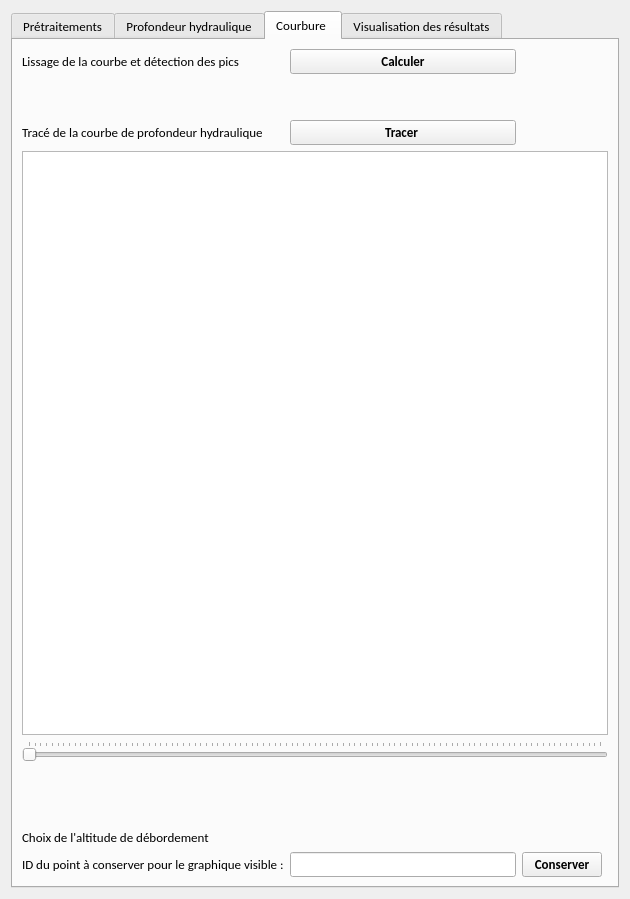
Qt form bankfull_module_jb/bankfull_module_JB_dialog_base.ui (Ville-Eurometropole-Strasbourg/delimitation-du-dpf) before a commit.
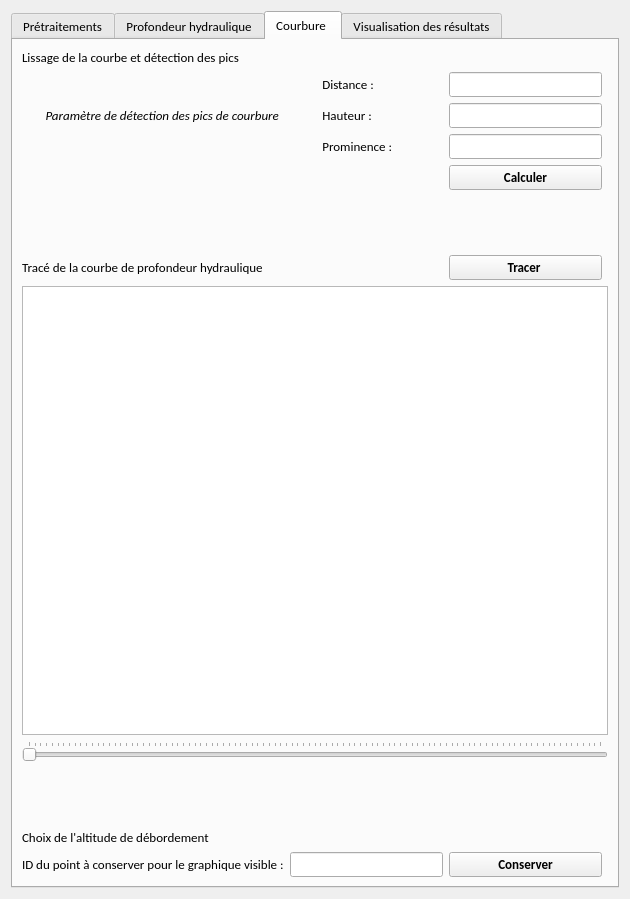
The same form after that commit. The open tabs and pages were chosen to show the change. Custom widgets are drawn as their Qt base class.

```diff
--- a/bankfull_module_jb/bankfull_module_JB_dialog_base.ui
+++ b/bankfull_module_jb/bankfull_module_JB_dialog_base.ui
@@ -987,46 +987,67 @@
        <string>Courbure </string>
       </attribute>
       <layout class="QGridLayout" name="gridLayout_2">
-       <item row="1" column="0" colspan="4">
-        <spacer name="horizontalSpacer_7">
-         <property name="orientation">
-          <enum>Qt::Horizontal</enum>
+       <item row="7" column="3">
+        <widget class="QPushButton" name="pushButton_pic_curve">
+         <property name="font">
+          <font>
+           <family>Calibri</family>
+           <pointsize>10</pointsize>
+           <weight>75</weight>
+           <bold>true</bold>
+           <strikeout>false</strikeout>
+          </font>
          </property>
-         <property name="sizeHint" stdset="0">
-          <size>
-           <width>40</width>
-           <height>20</height>
-          </size>
+         <property name="text">
+          <string>Calculer</string>
          </property>
-        </spacer>
+         <property name="autoDefault">
+          <bool>false</bool>
+         </property>
+        </widget>
        </item>
-       <item row="13" column="0" colspan="4">
-        <spacer name="horizontalSpacer_11">
-         <property name="orientation">
-          <enum>Qt::Horizontal</enum>
+       <item row="3" column="3">
+        <widget class="QLineEdit" name="lineEdit_curve_param1">
+         <property name="alignment">
+          <set>Qt::AlignCenter</set>
          </property>
-         <property name="sizeHint" stdset="0">
-          <size>
-           <width>40</width>
-           <height>20</height>
-          </size>
+        </widget>
+       </item>
+       <item row="3" column="2">
+        <widget class="QLabel" name="curve_param1">
+         <property name="text">
+          <string>           Distance :</string>
          </property>
-        </spacer>
+        </widget>
        </item>
-       <item row="14" column="0" colspan="4">
-        <spacer name="horizontalSpacer_9">
+       <item row="19" column="1" colspan="4">
+        <widget class="QSlider" name="horizontalSlider_pic_curve">
+         <property name="maximum">
+          <number>100</number>
+         </property>
          <property name="orientation">
           <enum>Qt::Horizontal</enum>
          </property>
-         <property name="sizeHint" stdset="0">
-          <size>
-           <width>40</width>
-           <height>20</height>
-          </size>
+         <property name="tickPosition">
+          <enum>QSlider::TicksAbove</enum>
          </property>
-        </spacer>
+        </widget>
        </item>
-       <item row="18" column="2">
+       <item row="20" column="1">
+        <widget class="QLabel" name="label_current_profile_3">
+         <property name="text">
+          <string/>
+         </property>
+        </widget>
+       </item>
+       <item row="26" column="1">
+        <widget class="QLabel" name="label_12">
+         <property name="text">
+          <string>ID du point à conserver pour le graphique visible :</string>
+         </property>
+        </widget>
+       </item>
+       <item row="26" column="3">
         <widget class="QPushButton" name="pushButton_conserver_pt">
          <property name="font">
           <font>
@@ -1045,10 +1066,7 @@
          </property>
         </widget>
        </item>
-       <item row="18" column="1">
-        <widget class="QLineEdit" name="lineEdit_id_pt_conserver"/>
-       </item>
-       <item row="2" column="0" colspan="4">
+       <item row="11" column="1" colspan="4">
         <spacer name="horizontalSpacer_8">
          <property name="orientation">
           <enum>Qt::Horizontal</enum>
@@ -1061,7 +1079,37 @@
          </property>
         </spacer>
        </item>
-       <item row="16" column="0">
+       <item row="0" column="1">
+        <widget class="QLabel" name="label_7">
+         <property name="font">
+          <font>
+           <family>Calibri</family>
+           <pointsize>10</pointsize>
+           <weight>50</weight>
+           <bold>false</bold>
+           <underline>false</underline>
+           <strikeout>false</strikeout>
+          </font>
+         </property>
+         <property name="text">
+          <string>Lissage de la courbe et détection des pics</string>
+         </property>
+        </widget>
+       </item>
+       <item row="21" column="1" colspan="4">
+        <spacer name="horizontalSpacer_11">
+         <property name="orientation">
+          <enum>Qt::Horizontal</enum>
+         </property>
+         <property name="sizeHint" stdset="0">
+          <size>
+           <width>40</width>
+           <height>20</height>
+          </size>
+         </property>
+        </spacer>
+       </item>
+       <item row="24" column="1">
         <widget class="QLabel" name="label">
          <property name="font">
           <font>
@@ -1078,14 +1126,61 @@
          </property>
         </widget>
        </item>
-       <item row="18" column="0">
-        <widget class="QLabel" name="label_12">
+       <item row="5" column="3">
+        <widget class="QLineEdit" name="lineEdit_curve_param3">
+         <property name="alignment">
+          <set>Qt::AlignCenter</set>
+         </property>
+        </widget>
+       </item>
+       <item row="17" column="1" colspan="4">
+        <widget class="QGraphicsView" name="graphicsView_pic_curve">
+         <property name="cursor" stdset="0">
+          <cursorShape>CrossCursor</cursorShape>
+         </property>
+        </widget>
+       </item>
+       <item row="4" column="2">
+        <widget class="QLabel" name="label_curve_param2">
          <property name="text">
-          <string>ID du point à conserver pour le graphique visible :</string>
+          <string>           Hauteur :</string>
          </property>
         </widget>
        </item>
-       <item row="3" column="1">
+       <item row="5" column="2">
+        <widget class="QLabel" name="label_curve_param3">
+         <property name="text">
+          <string>           Prominence :</string>
+         </property>
+        </widget>
+       </item>
+       <item row="22" column="1" colspan="4">
+        <spacer name="horizontalSpacer_9">
+         <property name="orientation">
+          <enum>Qt::Horizontal</enum>
+         </property>
+         <property name="sizeHint" stdset="0">
+          <size>
+           <width>40</width>
+           <height>20</height>
+          </size>
+         </property>
+        </spacer>
+       </item>
+       <item row="9" column="1" colspan="4">
+        <spacer name="horizontalSpacer_7">
+         <property name="orientation">
+          <enum>Qt::Horizontal</enum>
+         </property>
+         <property name="sizeHint" stdset="0">
+          <size>
+           <width>40</width>
+           <height>20</height>
+          </size>
+         </property>
+        </spacer>
+       </item>
+       <item row="12" column="3">
         <widget class="QPushButton" name="pushButton_tracer_pic_curve">
          <property name="font">
           <font>
@@ -1104,70 +1199,41 @@
          </property>
         </widget>
        </item>
-       <item row="0" column="0">
-        <widget class="QLabel" name="label_7">
-         <property name="font">
-          <font>
-           <family>Calibri</family>
-           <pointsize>10</pointsize>
-           <weight>50</weight>
-           <bold>false</bold>
-           <underline>false</underline>
-           <strikeout>false</strikeout>
-          </font>
-         </property>
-         <property name="text">
-          <string>Lissage de la courbe et détection des pics</string>
-         </property>
-        </widget>
-       </item>
-       <item row="12" column="0">
-        <widget class="QLabel" name="label_current_profile_3">
-         <property name="text">
-          <string/>
-         </property>
-        </widget>
-       </item>
-       <item row="3" column="0">
+       <item row="12" column="1">
         <widget class="QLabel" name="label_22">
          <property name="text">
           <string>Tracé de la courbe de profondeur hydraulique</string>
          </property>
         </widget>
        </item>
-       <item row="11" column="0" colspan="4">
-        <widget class="QSlider" name="horizontalSlider_pic_curve">
-         <property name="maximum">
-          <number>100</number>
-         </property>
-         <property name="orientation">
-          <enum>Qt::Horizontal</enum>
-         </property>
-         <property name="tickPosition">
-          <enum>QSlider::TicksAbove</enum>
+       <item row="26" column="2">
+        <widget class="QLineEdit" name="lineEdit_id_pt_conserver"/>
+       </item>
+       <item row="4" column="3">
+        <widget class="QLineEdit" name="lineEdit_curve_param2">
+         <property name="alignment">
+          <set>Qt::AlignCenter</set>
          </property>
         </widget>
        </item>
-       <item row="0" column="1">
-        <widget class="QPushButton" name="pushButton_pic_curve">
+       <item row="4" column="1">
+        <widget class="QLabel" name="label_23">
          <property name="font">
           <font>
            <family>Calibri</family>
            <pointsize>10</pointsize>
-           <weight>75</weight>
-           <bold>true</bold>
+           <weight>50</weight>
+           <italic>true</italic>
+           <bold>false</bold>
            <strikeout>false</strikeout>
           </font>
          </property>
          <property name="text">
-          <string>Calculer</string>
-         </property>
-         <property name="autoDefault">
-          <bool>false</bool>
+          <string>        Paramètre de détection des pics de courbure </string>
          </property>
         </widget>
        </item>
-       <item row="0" column="2" colspan="2">
+       <item row="8" column="3">
         <widget class="QLabel" name="label_calcul_OK_9">
          <property name="font">
           <font>
@@ -1184,13 +1250,6 @@
          </property>
         </widget>
        </item>
-       <item row="9" column="0" colspan="4">
-        <widget class="QGraphicsView" name="graphicsView_pic_curve">
-         <property name="cursor" stdset="0">
-          <cursorShape>CrossCursor</cursorShape>
-         </property>
-        </widget>
-       </item>
       </layout>
      </widget>
      <widget class="QWidget" name="tab_resultats_finaux">
```
